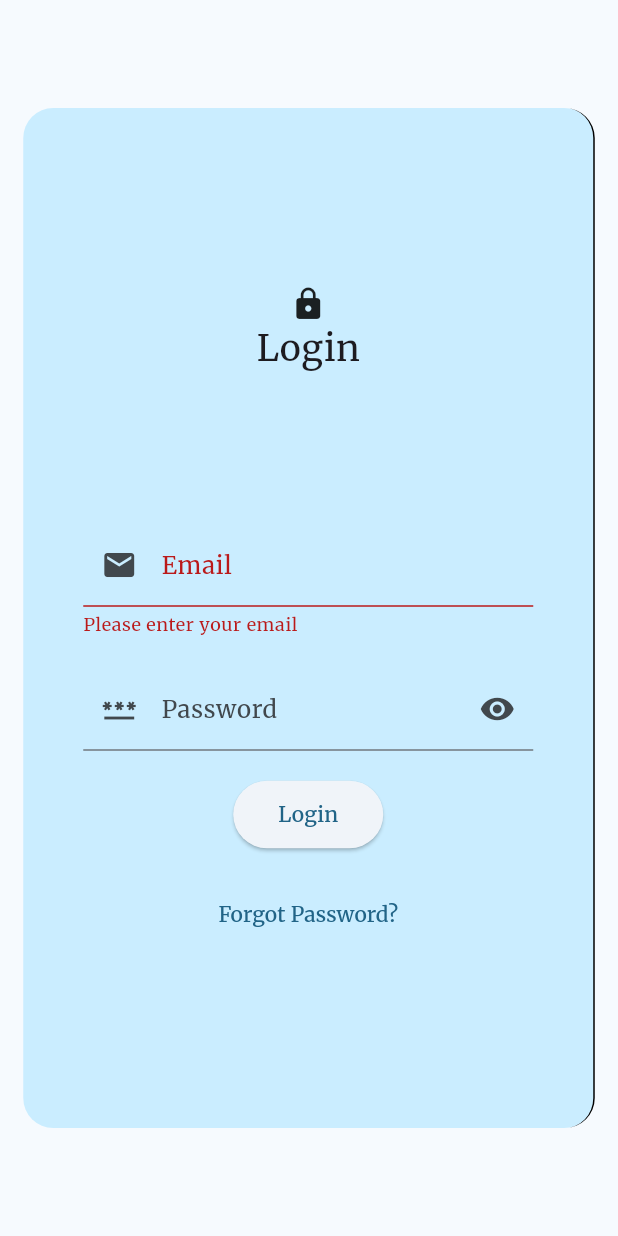
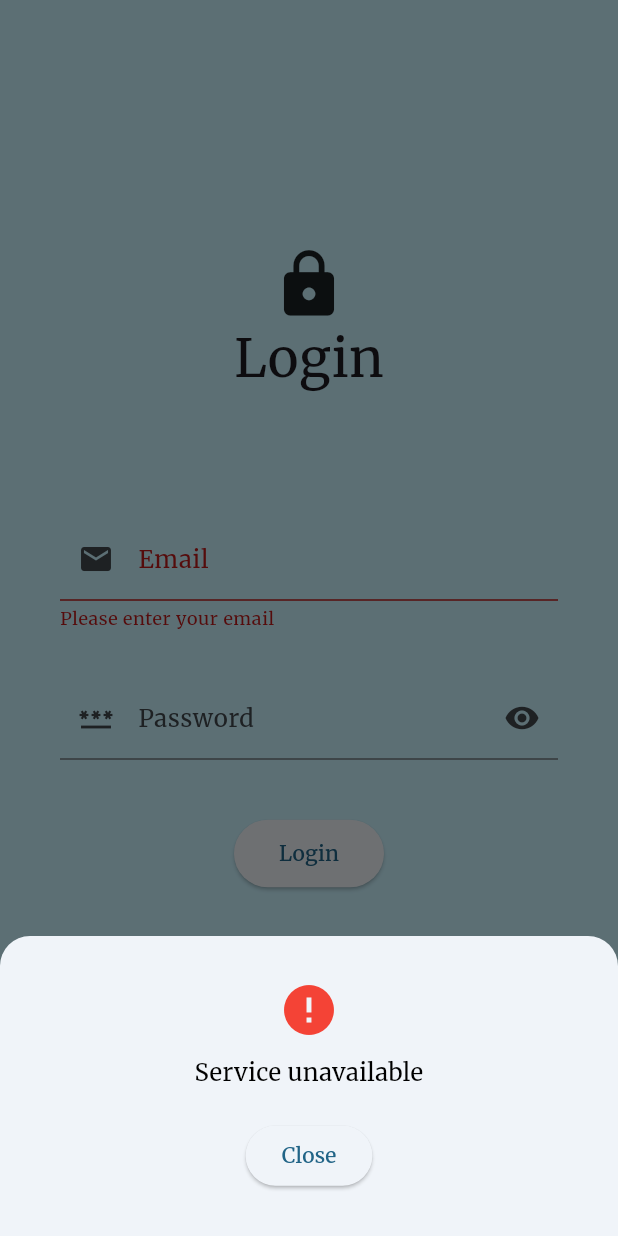
Before and after one commit to Jatindra-BFH/product_explorer, a Flutter app: the AuthGuard screen opened directly, after a tap on "Login", after a tap on "Forgot Password?", on a phone screen of 412 x 824 dp. Run offline on Flutter 3.47's test engine with Material 3 defaults, Android fonts, the light colour scheme and no system bars; our stand-ins replace google_fonts, hive, hive_flutter; accounts and stored records are empty; network calls fail.

Commit message:
Implemented Hive for products, refined login screen

```diff
--- /dev/null
+++ b/lib/domain/data_models/user.dart
@@ -0,0 +1,10 @@
+import 'package:hive/hive.dart';
+part 'user.g.dart';
+@HiveType(typeId: 2)
+class User extends HiveObject{
+  @HiveField(0)
+  final String accessToken;
+  @HiveField(1)
+  final String refreshToken;
+  User({required this.accessToken, required this.refreshToken});
+}
--- a/lib/presentation/about_screen.dart
+++ b/lib/presentation/about_screen.dart
@@ -11,8 +11,7 @@ class _AboutScreenState extends State<AboutScreen> {
   @override
   Widget build(BuildContext context) {
     return Center(
-      child: Container(
-        child: Column(
+      child: Column(
           children: [
             SizedBox(height: 30),
             Container(
@@ -30,7 +29,6 @@ class _AboutScreenState extends State<AboutScreen> {
             Text('+91 8637250822'),
           ],
         ),
-      )
     );
   }
 }
--- a/lib/presentation/auth_guard.dart
+++ b/lib/presentation/auth_guard.dart
@@ -1,24 +1,25 @@
 import 'package:flutter/material.dart';
-import 'package:product_explorer/presentation/home_screen.dart';
+import 'package:hive/hive.dart';
+import 'package:product_explorer/domain/data_models/user.dart';
 import 'package:product_explorer/presentation/login_screen.dart';
+import 'package:product_explorer/presentation/main_screen.dart';
 import 'package:product_explorer/provider/auth_provider.dart';
 import 'package:provider/provider.dart';
 
 class AuthGuard extends StatelessWidget {
   const AuthGuard({super.key});
-
   @override
   Widget build(BuildContext context) {
     final authProvider = Provider.of<AuthProvider>(context);
-
+    final box = Hive.box<User>('user');
     if (authProvider.isAuthenticated) {
       return const Scaffold(
         body: Center(child: CircularProgressIndicator()),
       );
     }
 
-    return authProvider.isAuthenticated
-        ? const HomeScreen()
-        : const LoginScreen();
+    return box.get('access_token')!=null
+        ? MainScreen()
+        : LoginScreen();
   }
 }
--- a/lib/presentation/home_screen.dart
+++ b/lib/presentation/home_screen.dart
@@ -1,7 +1,7 @@
 import 'package:flutter/material.dart';
+import 'package:product_explorer/presentation/main_screen.dart';
 
 import '../utilities/screen.dart';
-import 'main_screen.dart';
 
 class HomeScreen extends StatefulWidget {
   const HomeScreen({super.key});
@@ -59,7 +59,7 @@ class _HomeScreenState extends State<HomeScreen> {
               textStyle: const TextStyle(fontSize: 18),
             ),
             onPressed: () {
-              Navigator.pushReplacement(context, MaterialPageRoute(builder: (context)=> MainScreen(currentScreen: Screen.Product_Explorer,)));
+              Navigator.pushReplacement(context, MaterialPageRoute(builder: (context)=> MainScreen(currentScreen: Screen.productExplorer,)));
             },
           ),
         ],
--- a/lib/presentation/login_screen.dart
+++ b/lib/presentation/login_screen.dart
@@ -1,6 +1,6 @@
 import 'package:product_explorer/domain/base/login_exception.dart';
 import 'package:product_explorer/domain/request_models/login_request.dart';
-import 'package:product_explorer/presentation/home_screen.dart';
+import 'package:product_explorer/presentation/main_screen.dart';
 import 'package:product_explorer/presentation/widgets/login_error_bottom_sheet.dart';
 import 'package:product_explorer/provider/auth_provider.dart';
 import 'package:flutter/material.dart';
@@ -16,6 +16,7 @@ class _LoginScreenState extends State<LoginScreen> {
   final _emailController = TextEditingController();
   final _passwordController = TextEditingController();
   bool passwordVisibility = false;
+  bool isLoading = false;
   @override
   void dispose() {
     _emailController.dispose();
@@ -30,15 +31,22 @@ class _LoginScreenState extends State<LoginScreen> {
       password: _passwordController.text,
     );
     try {
+      setState(() {
+        isLoading = true;
+      });
       final authProvider = context.read<AuthProvider>();
       await authProvider.login(request);
       if(authProvider.isAuthenticated){
-        Navigator.pushReplacement(context, MaterialPageRoute(builder: (context)=>HomeScreen()));
+        Navigator.pushReplacement(context, MaterialPageRoute(builder: (context)=>MainScreen()));
       }
     } on LoginException catch (exception) {
       _showError(exception.toString());
     } on Exception catch (exception) {
       _showError("An unexpected error occurred: ${exception.toString()}");
+    }finally{
+      setState(() {
+        isLoading = false;
+      });
     }
   }
 }
@@ -58,18 +66,13 @@ class _LoginScreenState extends State<LoginScreen> {
   @override
   Widget build(BuildContext context) {
     return Scaffold(
-      //backgroundColor: const Color.fromARGB(255, 200, 241, 253),
+      backgroundColor: const Color.fromARGB(255, 200, 241, 253),
       body: Center(
         child: Container(
           padding: const EdgeInsets.all(40),
-          decoration: BoxDecoration(
-            border: Border(right: BorderSide()),
-            borderRadius: BorderRadius.circular(20),
-            color: const Color.fromARGB(255, 202, 237, 255),
-          ),
           child: SizedBox(
             height: 600,
-            width: 300,
+            width: 400,
             child: Padding(
 
               padding: EdgeInsets.zero,
@@ -78,9 +81,9 @@ class _LoginScreenState extends State<LoginScreen> {
                 child: Column(
                   mainAxisAlignment: MainAxisAlignment.center,
                   children: [
-                    const Icon(Icons.lock),
-                    const Text("Login", style: TextStyle(fontSize: 24)),
-                    const SizedBox(height: 100),
+                    const Icon(Icons.lock, size: 50,),
+                    const Text("Login", style: TextStyle(fontSize: 35)),
+                    const SizedBox(height: 80),
                     TextFormField(
                       controller: _emailController,
                       keyboardType: TextInputType.emailAddress,
@@ -98,7 +101,7 @@ class _LoginScreenState extends State<LoginScreen> {
                         return null;
                       },
                     ),
-                    const SizedBox(height: 20),
+                    const SizedBox(height: 30),
                     TextFormField(
                       controller: _passwordController,
                       obscureText: !passwordVisibility,
@@ -117,18 +120,29 @@ class _LoginScreenState extends State<LoginScreen> {
                         ),
                       ),
                     ),
-                    const SizedBox(height: 20),
+                    const SizedBox(height: 40),
                     SizedBox(
                       height:45,
                       width: 100,
                       child: ElevatedButton(
-                        onPressed: _login,
-                        child: const Text("Login"),
+                        onPressed: isLoading ? null : _login,
+                        child: isLoading
+                            ? const SizedBox(
+                                height: 20,
+                                width: 20,
+                                child: CircularProgressIndicator(
+                                  valueColor: AlwaysStoppedAnimation<Color>(Colors.white),
+                                  strokeWidth: 2.0,
+                                ),
+                              )
+                            : const Text("Login"),
                       ),
                     ),
                     const SizedBox(height: 20),
                     TextButton(
-                      onPressed: () {},
+                      onPressed: () {
+                        _showError("Service unavailable");
+                      },
                       child: const Text("Forgot Password?"),
                     ),
                   ],
--- a/lib/presentation/main_screen.dart
+++ b/lib/presentation/main_screen.dart
@@ -11,7 +11,7 @@ import 'login_screen.dart';
 
 class MainScreen extends StatefulWidget {
   final Screen currentScreen;
-  MainScreen({super.key, this.currentScreen = Screen.Home});
+  const MainScreen({super.key, this.currentScreen = Screen.home});
 
   @override
   State<MainScreen> createState() => _MainScreenState();
@@ -114,10 +114,10 @@ class _MainScreenState extends State<MainScreen> {
             // Logout at the bottom
             Center(
                 child: Tooltip(
-                    child: IconButton(onPressed: (){
+                  message: 'Logout',
+                  child: IconButton(onPressed: (){
                       Navigator.pushReplacement(context, MaterialPageRoute(builder: (_)=>LoginScreen()));
                     }, icon: Icon(Icons.logout)),
-                  message: 'Logout',
               )
             )
           ],
--- a/lib/provider/auth_provider.dart
+++ b/lib/provider/auth_provider.dart
@@ -1,29 +1,25 @@
+import 'package:hive/hive.dart';
+import 'package:product_explorer/domain/data_models/user.dart';
 import 'package:product_explorer/domain/base/login_exception.dart';
 import 'package:product_explorer/domain/request_models/login_request.dart';
 import 'package:flutter/material.dart';
-import 'package:flutter_secure_storage/flutter_secure_storage.dart';
 import 'package:http/http.dart' as http;
 import 'dart:convert';
 
 class AuthProvider with ChangeNotifier {
-  final _storage = FlutterSecureStorage();
   String _email = "";
   String get email => _email;
   bool _isAuthenticated = false;
   bool get isAuthenticated => _isAuthenticated;
-  String _authToken = "";
-  String get authToken => _authToken;
+  final box = Hive.box<User>('user');
   Future<void> login(LoginRequest loginRequest) async {
     final response = await http.post(Uri.parse("https://api.escuelajs.co/api/v1/auth/login"), body: loginRequest.toJson(),);
     if (response.statusCode == 201) {
       final data = jsonDecode(response.body);
-      await _storage.write(key: 'accessToken', value: data['access_token']);
+      box.put('access_token', User(accessToken: data['access_token'], refreshToken: data['refresh_token']));
       _isAuthenticated = true;
-      _authToken = data['access_token'];
       _email = loginRequest.email;
       notifyListeners();
-    } else if(response.statusCode==400){
-      throw Exception("Bad request");
     }
     else if(response.statusCode==401){
       throw LoginException(errorCode: 401, errorMessage: "Invalid credentials");
@@ -32,19 +28,18 @@ class AuthProvider with ChangeNotifier {
       throw LoginException(errorCode: 403, errorMessage: "Insufficient permissions");
     }
     else{
-      throw Exception();
+      throw LoginException(errorCode: 400, errorMessage: "Bad request");
     }
   }
 
   Future<void> logout() async {
-    await _storage.delete(key: 'token');
+    box.delete('access_token');
     _isAuthenticated = false;
-    _authToken = "";
     notifyListeners();
   }
 
   Future<void> checkAuthStatus() async {
-    final token = await _storage.read(key: 'token');
+    final token = box.isEmpty?null:box.get('currentUser')?.accessToken;
     _isAuthenticated = token != null;
     notifyListeners();
   }
--- a/lib/utilities/screen.dart
+++ b/lib/utilities/screen.dart
@@ -1,5 +1,5 @@
 enum Screen{
-  Home,
-  Product_Explorer,
-  Settings
+  home,
+  productExplorer,
+  settings
 }
```
Also changed, not shown: lib/domain/base/product.dart (deleted, +0 -46 lines), lib/domain/data_models/product.dart (renamed from lib/data/product.dart, +21 -4 lines), lib/domain/data_models/products.dart (added, +10 -0 lines), lib/main.dart (+13 -3 lines), lib/presentation/product_explorer_screen.dart (+23 -11 lines), lib/presentation/product_screen.dart (+11 -9 lines), lib/presentation/settings_screen.dart (+8 -48 lines), lib/provider/data_provider.dart (+10 -17 lines), lib/provider/layout_utilities_provider.dart (+8 -11 lines), lib/domain/data_models/product.g.dart (renamed from lib/data/product.g.dart), lib/domain/data_models/products.g.dart (added), lib/domain/data_models/user.g.dart (added).
